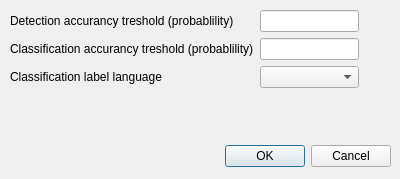
Old version of the form wadas/ui/qt/configure_ai_model.ui in the repository stefanodellosa-personal/WADAS.
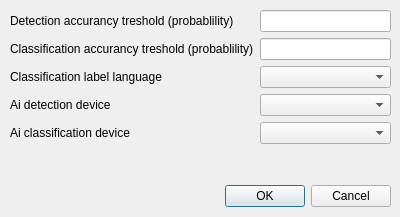
New version of the form.

Commit message:
Init refactor to expose device params through UI (#93)
* Refactor to expose device params through UI

* Added Ai device params to UI, fixed var typo

* Serialization/deserialization of Ai devices

* updated tests to new logic

```diff
--- a/wadas/ui/qt/configure_ai_model.ui
+++ b/wadas/ui/qt/configure_ai_model.ui
@@ -7,7 +7,7 @@
     <x>0</x>
     <y>0</y>
     <width>400</width>
-    <height>179</height>
+    <height>217</height>
    </rect>
   </property>
   <property name="windowTitle">
@@ -17,7 +17,7 @@
    <property name="geometry">
     <rect>
      <x>10</x>
-     <y>140</y>
+     <y>180</y>
      <width>381</width>
      <height>32</height>
     </rect>
@@ -35,29 +35,22 @@
      <x>10</x>
      <y>10</y>
      <width>381</width>
-     <height>101</height>
+     <height>171</height>
     </rect>
    </property>
    <layout class="QGridLayout" name="gridLayout">
-    <item row="0" column="1">
-     <widget class="QLineEdit" name="lineEdit_detectionTreshold">
+    <item row="1" column="0">
+     <widget class="QLabel" name="label_classificationTreshold">
       <property name="toolTip">
-       <string>Min detection probability to trigger notification.</string>
+       <string>Min classification probability to trigger notification.</string>
+      </property>
+      <property name="text">
+       <string>Classification accurancy treshold (probablility)</string>
       </property>
      </widget>
     </item>
-    <item row="3" column="0">
-     <spacer name="verticalSpacer">
-      <property name="orientation">
-       <enum>Qt::Orientation::Vertical</enum>
-      </property>
-      <property name="sizeHint" stdset="0">
-       <size>
-        <width>20</width>
-        <height>40</height>
-       </size>
-      </property>
-     </spacer>
+    <item row="2" column="1">
+     <widget class="QComboBox" name="comboBox_class_lang"/>
     </item>
     <item row="0" column="0">
      <widget class="QLabel" name="label_detectionTreshold">
@@ -69,6 +62,20 @@
       </property>
      </widget>
     </item>
+    <item row="6" column="1">
+     <widget class="QLabel" name="label_errorMEssage">
+      <property name="text">
+       <string/>
+      </property>
+     </widget>
+    </item>
+    <item row="0" column="1">
+     <widget class="QLineEdit" name="lineEdit_detectionTreshold">
+      <property name="toolTip">
+       <string>Min detection probability to trigger notification.</string>
+      </property>
+     </widget>
+    </item>
     <item row="1" column="1">
      <widget class="QLineEdit" name="lineEdit_classificationTreshold">
       <property name="toolTip">
@@ -76,26 +83,20 @@
       </property>
      </widget>
     </item>
-    <item row="0" column="2">
-     <spacer name="horizontalSpacer">
-      <property name="orientation">
-       <enum>Qt::Orientation::Horizontal</enum>
-      </property>
-      <property name="sizeHint" stdset="0">
-       <size>
-        <width>40</width>
-        <height>20</height>
-       </size>
-      </property>
-     </spacer>
+    <item row="3" column="1">
+     <widget class="QComboBox" name="comboBox_detection_dev"/>
     </item>
-    <item row="1" column="0">
-     <widget class="QLabel" name="label_classificationTreshold">
-      <property name="toolTip">
-       <string>Min classification probability to trigger notification.</string>
+    <item row="4" column="0">
+     <widget class="QLabel" name="label_3">
+      <property name="text">
+       <string>Ai classification device</string>
       </property>
+     </widget>
+    </item>
+    <item row="3" column="0">
+     <widget class="QLabel" name="label_2">
       <property name="text">
-       <string>Classification accurancy treshold (probablility)</string>
+       <string>Ai detection device</string>
       </property>
      </widget>
     </item>
@@ -106,24 +107,11 @@
       </property>
      </widget>
     </item>
-    <item row="2" column="1">
-     <widget class="QComboBox" name="comboBox_class_lang"/>
+    <item row="4" column="1">
+     <widget class="QComboBox" name="comboBox_class_dev"/>
     </item>
    </layout>
   </widget>
-  <widget class="QLabel" name="label_errorMEssage">
-   <property name="geometry">
-    <rect>
-     <x>8</x>
-     <y>120</y>
-     <width>381</width>
-     <height>20</height>
-    </rect>
-   </property>
-   <property name="text">
-    <string/>
-   </property>
-  </widget>
  </widget>
  <resources/>
  <connections>
```
The commit also changes 8 other files.
